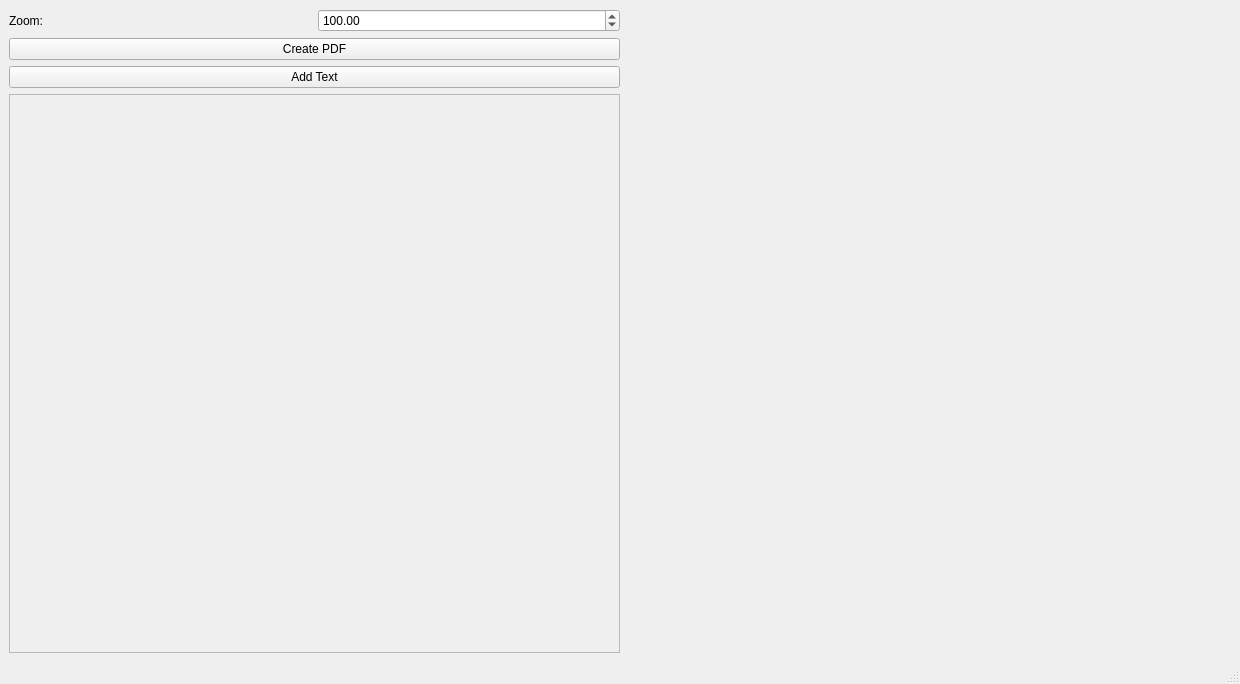
This is LabelDesigner.ui in marvin939/label-designer as Qt 5 draws it before an edit. The edited form follows.
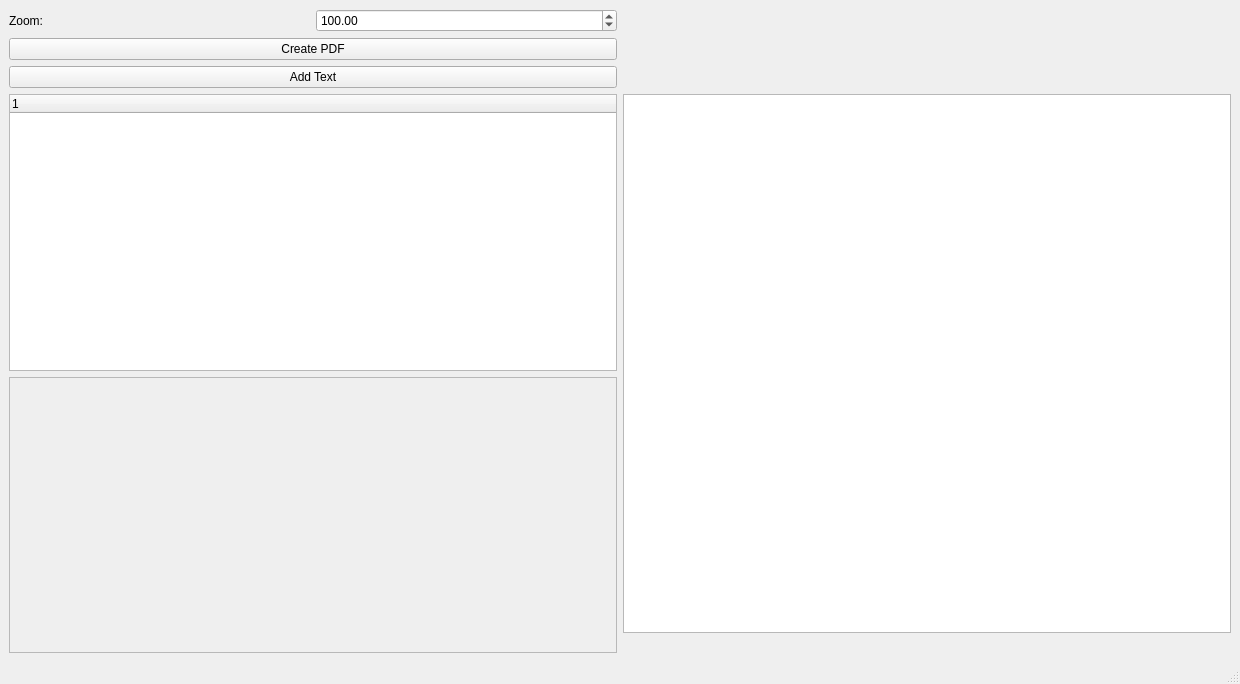
This is the edited form. Custom widgets are drawn as their Qt base class.

Commit message: Added item list

Patch:
```diff
--- a/LabelDesigner.ui
+++ b/LabelDesigner.ui
@@ -57,7 +57,7 @@
       </item>
      </layout>
     </item>
-    <item row="1" column="0">
+    <item row="2" column="0">
      <widget class="QScrollArea" name="objDetailsArea">
       <property name="widgetResizable">
        <bool>true</bool>
@@ -68,7 +68,7 @@
          <x>0</x>
          <y>0</y>
          <width>606</width>
-         <height>535</height>
+         <height>263</height>
         </rect>
        </property>
        <layout class="QFormLayout" name="formLayout">
@@ -79,11 +79,14 @@
       </widget>
      </widget>
     </item>
-    <item row="1" column="1">
+    <item row="1" column="1" rowspan="2">
      <layout class="QVBoxLayout" name="previewLayout">
       <property name="sizeConstraint">
        <enum>QLayout::SetNoConstraint</enum>
       </property>
+      <item>
+       <widget class="ZoomGraphicsView" name="graphicsView"/>
+      </item>
       <item>
        <spacer name="horizontalSpacer">
         <property name="orientation">
@@ -99,6 +102,15 @@
       </item>
      </layout>
     </item>
+    <item row="1" column="0">
+     <widget class="QTreeWidget" name="itemList">
+      <column>
+       <property name="text">
+        <string notr="true">1</string>
+       </property>
+      </column>
+     </widget>
+    </item>
    </layout>
   </widget>
   <widget class="QMenuBar" name="menubar">
@@ -113,6 +125,13 @@
   </widget>
   <widget class="QStatusBar" name="statusbar"/>
  </widget>
+ <customwidgets>
+  <customwidget>
+   <class>ZoomGraphicsView</class>
+   <extends>QGraphicsView</extends>
+   <header>zoomgraphicsview.h</header>
+  </customwidget>
+ </customwidgets>
  <resources/>
  <connections/>
 </ui>
```
The commit also changes 7 other files.
